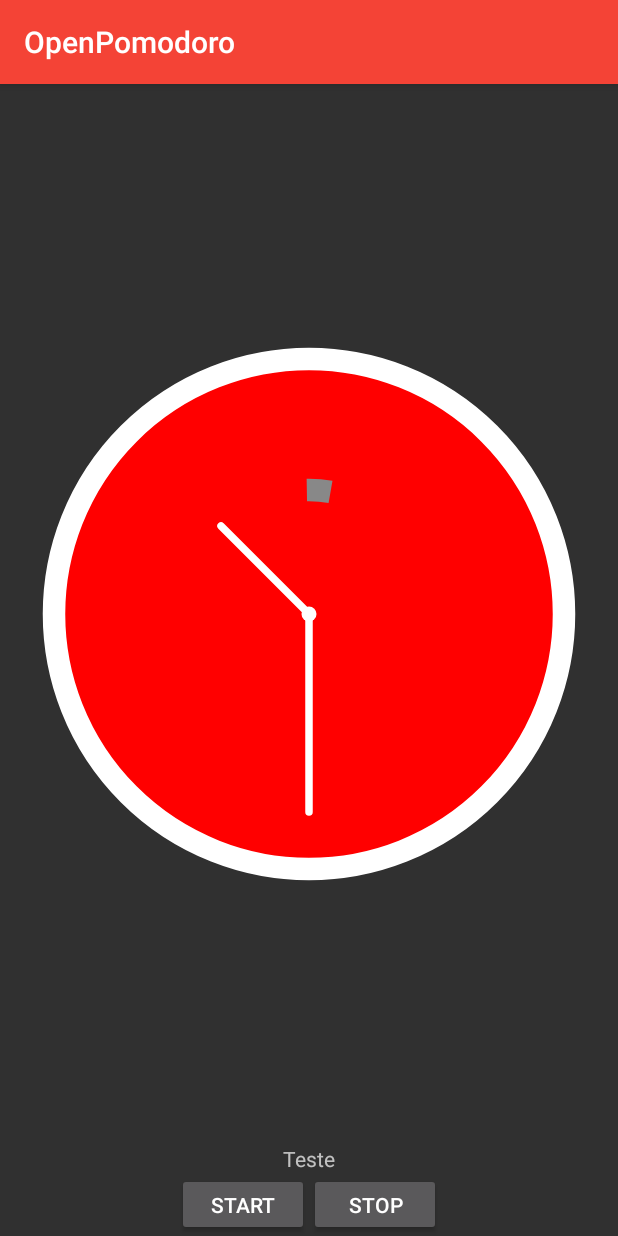
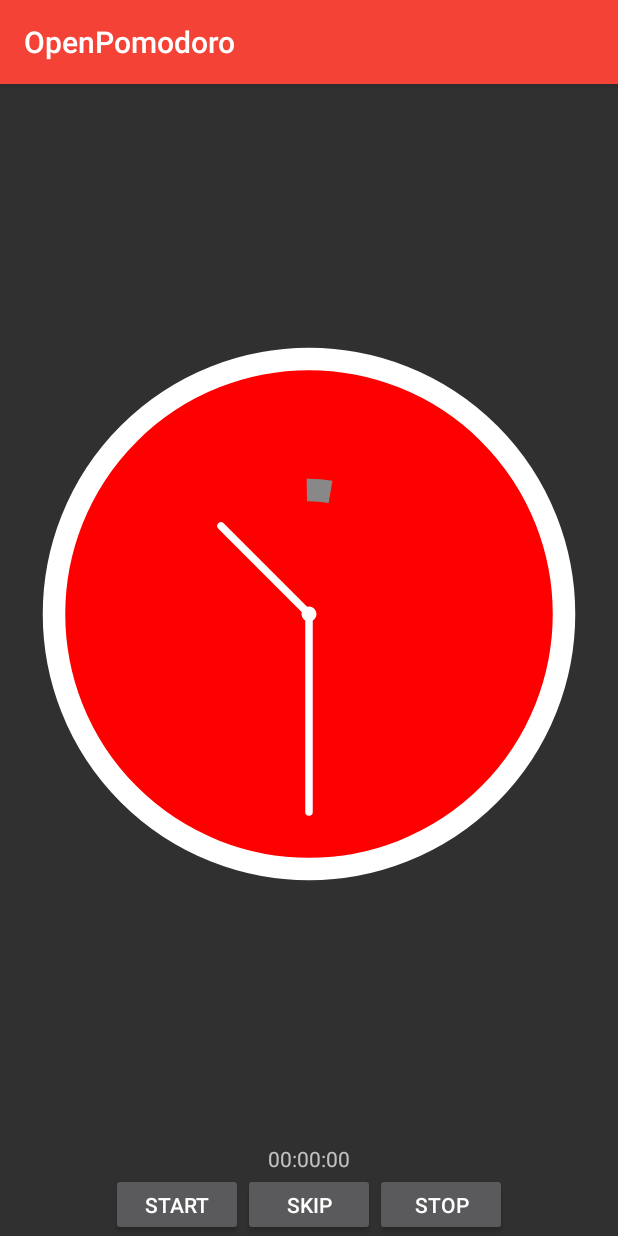
Before and after one commit to dielsonsales/OpenPomodoro, an Android app: the screen it shows after launch (MainActivity), on a phone screen of 412 x 824 dp. Run offline under Robolectric (Android 15) with nearby library versions, the phone set to English and light mode, and no system bars; 2 statements that could not run were skipped.

Commit message:
Add skip button

```diff
--- a/app/src/main/res/layout/activity_main.xml
+++ b/app/src/main/res/layout/activity_main.xml
@@ -35,7 +35,7 @@
         android:id="@+id/countdownText"
         android:layout_width="wrap_content"
         android:layout_height="wrap_content"
-        android:text="Teste"
+        android:text="00:00:00"
         android:layout_gravity="center_horizontal"/>
 
     <LinearLayout
@@ -50,6 +50,11 @@
             android:layout_width="wrap_content"
             android:layout_height="wrap_content"/>
         <Button
+            android:id="@+id/skip_button"
+            android:text="Skip"
+            android:layout_width="wrap_content"
+            android:layout_height="wrap_content"/>
+        <Button
             android:id="@+id/stop_button"
             android:text="Stop"
             android:layout_width="wrap_content"
```
Also changed, not shown: app/src/main/java/me/dielsonsales/app/openpomodoro/MainActivity.java (+18 -0 lines), app/src/main/java/me/dielsonsales/app/openpomodoro/PomodoroService.java (+4 -8 lines).
